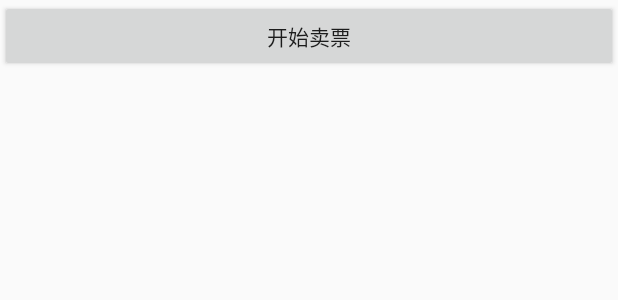
After one commit to RealgodJJ/HandlerThreadDemo, an Android app: the layout activity_thread.xml on its own in the app's theme, with its tools: preview values and no code run, on a phone screen of 412 x 824 dp. The commit adds this screen. Shown: the top 300 px of the screen. Run offline under Robolectric (Android 15) with nearby library versions, the phone set to English and light mode, and no system bars.

Commit message:
Thread and Runnable(ThreadActivity).

```diff
--- a/app/src/main/java/realgodjj/example/com/handlerthreaddemo/FourthActivity.java
+++ b/app/src/main/java/realgodjj/example/com/handlerthreaddemo/FourthActivity.java
@@ -12,8 +12,8 @@ public class FourthActivity extends AppCompatActivity {
     }
 
     public static void main(String[] args) {
-        MyRunnable t1 = new MyRunnable();
-//        MyThread t1 = new MyThread();
+//        MyRunnable t1 = new MyRunnable();
+        MyThread t1 = new MyThread();
         new Thread(t1, "线程1").start();
         new Thread(t1, "线程2").start();
     }
--- a/app/src/main/java/realgodjj/example/com/handlerthreaddemo/ThirdActivity.java
+++ b/app/src/main/java/realgodjj/example/com/handlerthreaddemo/ThirdActivity.java
@@ -46,9 +46,11 @@ public class ThirdActivity extends AppCompatActivity {
 
                     if (value <= 10) {
                         Message message = Message.obtain();
+//                        Message message = obtainMessage();
                         message.what = DELAY;
                         message.arg1 = value;
                         sendMessageDelayed(message, DELAY_TIME);
+//                        message.sendToTarget();
                     }
                     break;
             }
--- /dev/null
+++ b/app/src/main/res/layout/activity_thread.xml
@@ -0,0 +1,14 @@
+<?xml version="1.0" encoding="utf-8"?>
+<LinearLayout xmlns:android="http://schemas.android.com/apk/res/android"
+    xmlns:tools="http://schemas.android.com/tools"
+    android:layout_width="match_parent"
+    android:layout_height="match_parent"
+    tools:context="realgodjj.example.com.handlerthreaddemo.ThreadActivity">
+
+    <Button
+        android:id="@+id/bt_sell_ticket"
+        android:layout_width="match_parent"
+        android:layout_height="wrap_content"
+        android:text="@string/start_sell_tickets"/>
+
+</LinearLayout>
--- a/app/src/main/res/values/strings.xml
+++ b/app/src/main/res/values/strings.xml
@@ -3,4 +3,5 @@
     <string name="button1">Button1</string>
     <string name="button2">Button2</string>
     <string name="start">开始！</string>
+    <string name="start_sell_tickets">开始卖票</string>
 </resources>
```
Also changed, not shown: app/src/main/AndroidManifest.xml (+5 -10 lines), app/src/main/java/realgodjj/example/com/handlerthreaddemo/ThreadActivity.java (added, +76 -0 lines).
